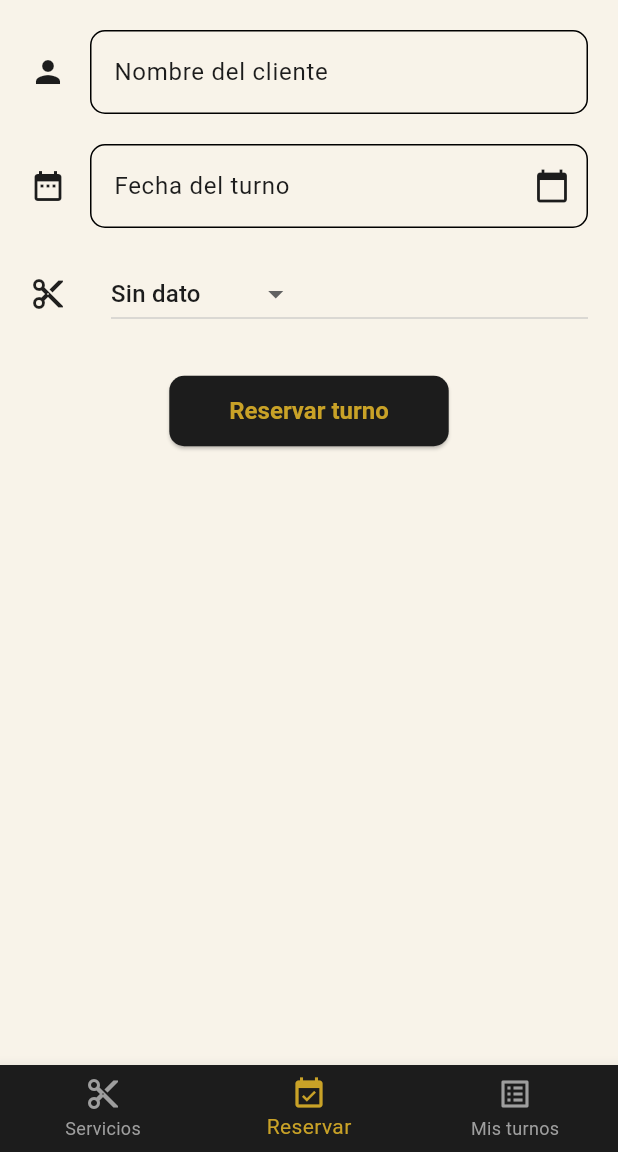
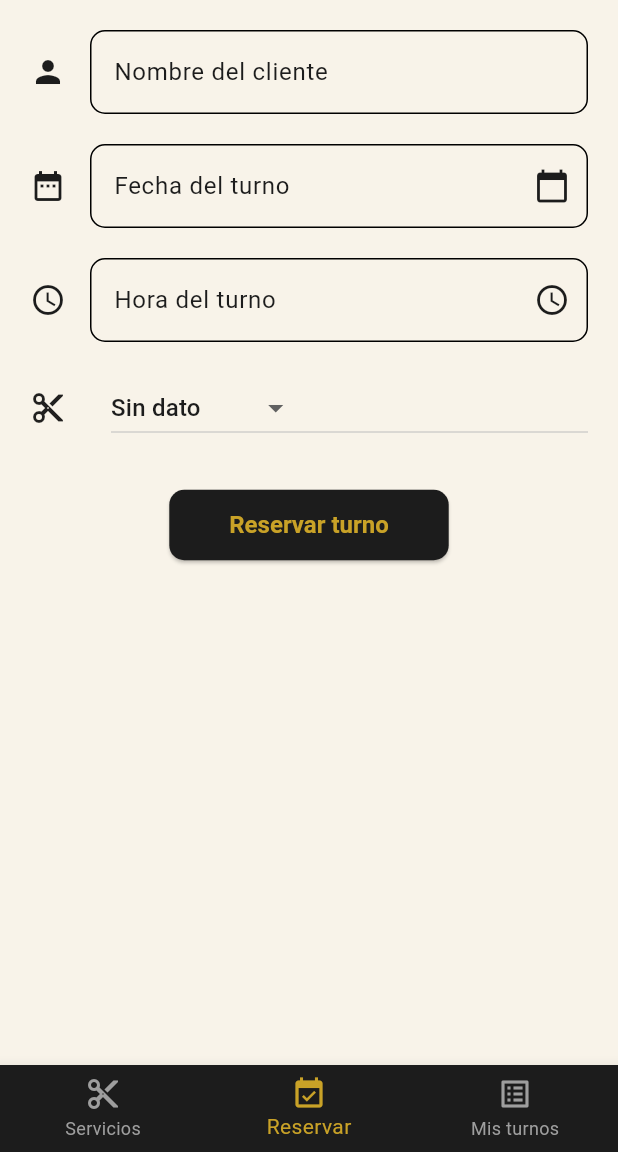
Before and after one commit to HuertaEnzoAriel/Turnos-Peluqueria, a Flutter app: the MainPage screen opened by its route, item 2 of the bottom bar chosen, on a phone screen of 412 x 824 dp, the part 84-1236 px from its top. Run offline on Flutter 3.47's test engine with Material 3 defaults, Android fonts, the phone set to English and light mode, and no system bars; our stand-ins replace flutter_svg.

Commit message:
agregue campo hora

```diff
--- a/lib/src/pages/reservar_tab.dart
+++ b/lib/src/pages/reservar_tab.dart
@@ -11,7 +11,9 @@ class ReservarTab extends StatefulWidget {
 class _ReservarTabState extends State<ReservarTab> {
   String _nombre = '';
   String _fecha = '';
+  String _hora = '';
   final TextEditingController _inputFieldController = TextEditingController();
+  final TextEditingController _horaController = TextEditingController();
 
   String _opcionSeleccionadaDropdown = 'Sin dato';
 
@@ -32,6 +34,19 @@ class _ReservarTabState extends State<ReservarTab> {
     return calendario;
   }
 
+  Future<void> _selectTime(BuildContext context) async {
+    TimeOfDay? hora = await showTimePicker(
+      context: context,
+      initialTime: TimeOfDay.now(),
+    );
+    if (hora != null) {
+      setState(() {
+        _hora = '${hora.hour.toString().padLeft(2, '0')}:${hora.minute.toString().padLeft(2, '0')}';
+        _horaController.text = _hora;
+      });
+    }
+  }
+
   List<DropdownMenuItem<String>> getOpcionesDropdown() {
     List<DropdownMenuItem<String>> lista = [
       DropdownMenuItem(value: 'Sin dato', child: Text('Sin dato')),
@@ -49,6 +64,9 @@ class _ReservarTabState extends State<ReservarTab> {
     }
     if (_fecha.isEmpty) {
       errores = errores + 'Falta elegir la fecha\n';
+    }
+    if (_hora.isEmpty) {
+      errores = errores + 'Falta elegir la hora\n';
     }
     if (_opcionSeleccionadaDropdown == 'Sin dato') {
       errores = errores + 'Falta elegir el servicio\n';
@@ -88,7 +106,7 @@ class _ReservarTabState extends State<ReservarTab> {
       builder: (context) {
         return AlertDialog(
           title: Text('Confirmar turno'),
-          content: Text('Nombre: $_nombre\nFecha: $_fecha\nServicio: $_opcionSeleccionadaDropdown'),
+          content: Text('Nombre: $_nombre\nFecha: $_fecha\nHora: $_hora\nServicio: $_opcionSeleccionadaDropdown'),
           actionsAlignment: MainAxisAlignment.center,
           actions: [
             TextButton(
@@ -103,6 +121,7 @@ class _ReservarTabState extends State<ReservarTab> {
                 widget.onReservar({
                   'nombre': _nombre,
                   'fecha': _fecha,
+                  'hora': _hora,
                   'servicio': _opcionSeleccionadaDropdown,
                 });
               },
@@ -148,6 +167,21 @@ class _ReservarTabState extends State<ReservarTab> {
           },
         ),
         SizedBox(height: 20),
+        TextField(
+          controller: _horaController,
+          enableInteractiveSelection: false,
+          decoration: InputDecoration(
+            border: OutlineInputBorder(borderRadius: BorderRadius.circular(10)),
+            labelText: 'Hora del turno',
+            suffixIcon: Icon(Icons.access_time),
+            icon: Icon(Icons.schedule),
+          ),
+          onTap: () {
+            FocusScope.of(context).requestFocus(FocusNode());
+            _selectTime(context);
+          },
+        ),
+        SizedBox(height: 20),
         Row(
           children: [
             Icon(Icons.content_cut),
--- a/lib/src/pages/turnos_tab.dart
+++ b/lib/src/pages/turnos_tab.dart
@@ -22,7 +22,7 @@ class TurnosTab extends StatelessWidget {
               child: Icon(Icons.event, color: AppColores.dorado),
             ),
             title: Text(t['servicio']!, style: TextStyle(fontWeight: FontWeight.w600)),
-            subtitle: Text('${t['nombre']} - ${t['fecha']}'),
+            subtitle: Text('${t['nombre']} - ${t['fecha']} ${t['hora']}'),
           ),
         );
       },
```
